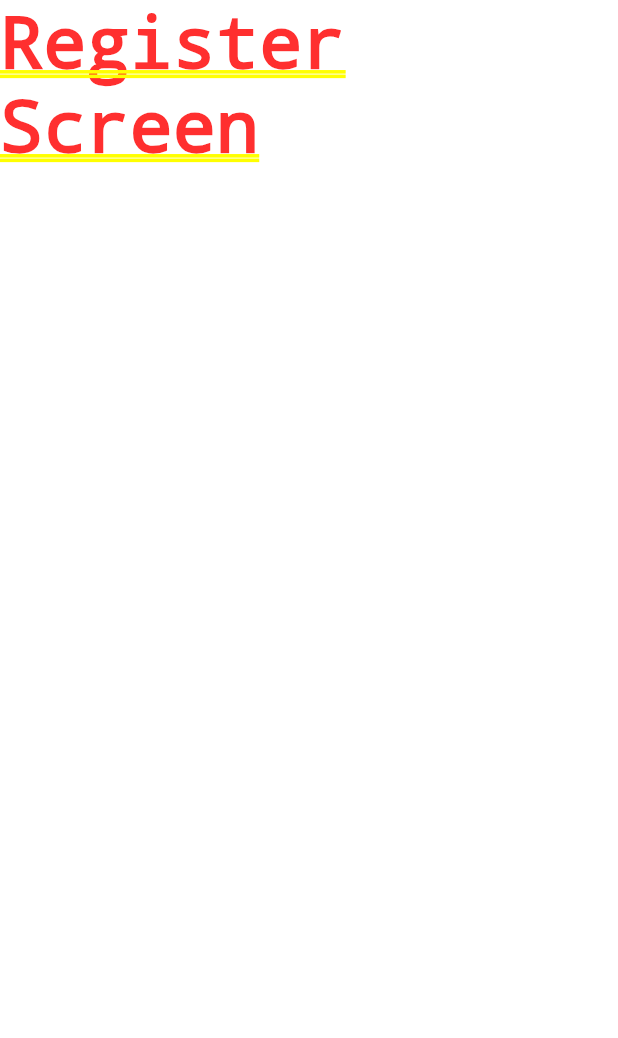
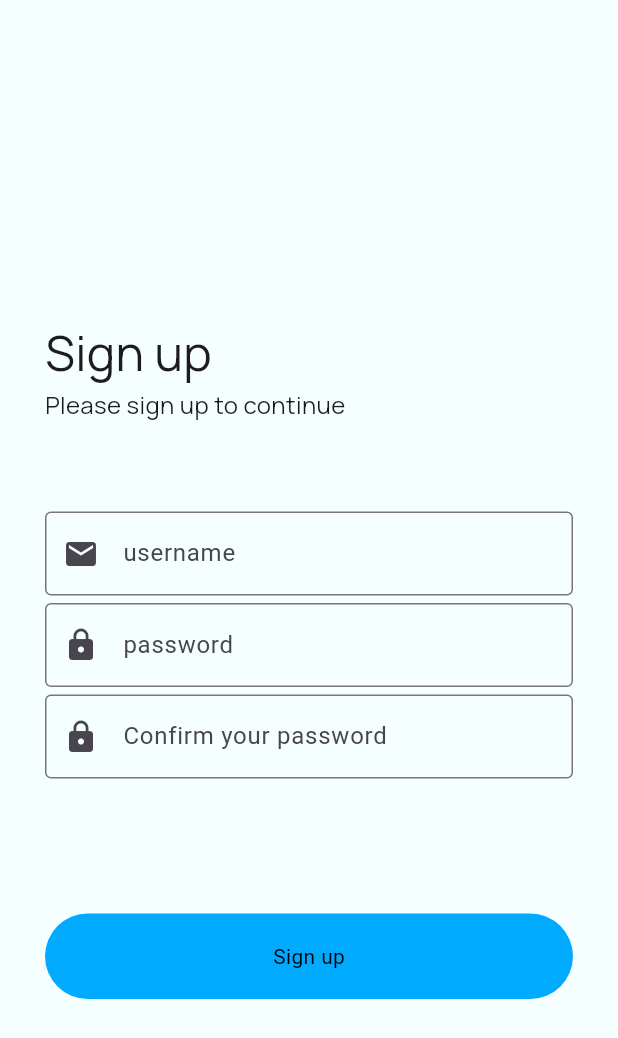
Before and after one commit to TushigBro/glucose-monitoring, a Flutter app: the screen it shows after launch, after a tap on "Sign Up", on a phone screen of 412 x 824 dp. Shown: the top 1038 px of the screen. Run offline on Flutter 3.47's test engine with Material 3 defaults, Android fonts, the phone set to English and light mode, and no system bars; Roboto replaces fonts that are missing (Manrope.Regular.ttf).

Commit message:
register page finalize

```diff
--- a/lib/auth/login_screen.dart
+++ b/lib/auth/login_screen.dart
@@ -20,20 +20,18 @@ class _LoginScreenState extends State<LoginScreen> {
             const SizedBox(height: 182),
             const Text(
               'Log in',
-              style: TextStyle(
-                fontSize: 32,
-              ),
+              style: TextStyle(fontSize: 32),
             ),
             const Text(
               'Please log in to continue',
-              style: TextStyle(
-                fontSize: 16,
-              ),
+              style:
+                  TextStyle(fontSize: 16, fontFamily: 'Manrope-ExtraLight.ttf'),
             ),
             const SizedBox(height: 60),
             TextField(
               decoration: InputDecoration(
                 prefixIcon: Icon(Icons.mail),
+                hintText: 'username',
                 border: OutlineInputBorder(),
               ),
             ),
@@ -41,9 +39,9 @@ class _LoginScreenState extends State<LoginScreen> {
             TextField(
               obscureText: true,
               decoration: InputDecoration(
-                prefixIcon: Icon(Icons.lock),
-                border: OutlineInputBorder(),
-              ),
+                  prefixIcon: Icon(Icons.lock),
+                  hintText: 'password',
+                  border: OutlineInputBorder()),
             ),
             const SizedBox(height: 100),
             InkWell(
--- a/lib/auth/register_screen.dart
+++ b/lib/auth/register_screen.dart
@@ -10,6 +10,67 @@ class RegisterScreen extends StatefulWidget {
 class _RegisterScreenState extends State<RegisterScreen> {
   @override
   Widget build(BuildContext context) {
-    return Text('Register Screen');
+    return Scaffold(
+      body: Padding(
+        padding: const EdgeInsets.all(30.0),
+        child: Column(
+          mainAxisAlignment: MainAxisAlignment.start,
+          crossAxisAlignment: CrossAxisAlignment.start,
+          children: [
+            const SizedBox(height: 182),
+            const Text(
+              'Sign up',
+              style: TextStyle(fontSize: 32, fontFamily: 'Manrope'),
+            ),
+            const Text(
+              'Please sign up to continue',
+              style: TextStyle(fontSize: 16, fontFamily: 'Manrope'),
+            ),
+            const SizedBox(height: 60),
+            TextField(
+              decoration: InputDecoration(
+                prefixIcon: Icon(Icons.mail),
+                hintText: 'username',
+                border: OutlineInputBorder(),
+              ),
+            ),
+            const SizedBox(height: 5),
+            TextField(
+              obscureText: true,
+              decoration: InputDecoration(
+                prefixIcon: Icon(Icons.lock),
+                hintText: 'password',
+                border: OutlineInputBorder(),
+              ),
+            ),
+            const SizedBox(height: 5),
+            TextField(
+              obscureText: true,
+              decoration: InputDecoration(
+                prefixIcon: Icon(Icons.lock),
+                hintText: 'Confirm your password',
+                border: OutlineInputBorder(),
+              ),
+            ),
+            const SizedBox(height: 90),
+            InkWell(
+              child: Container(
+                height: 57,
+                decoration: BoxDecoration(
+                  color: Color(0xff00AAFF),
+                  borderRadius: BorderRadius.circular(30.0),
+                ),
+                child: Center(
+                  child: Text(
+                    'Sign up',
+                    style: TextStyle(color: Colors.black),
+                  ),
+                ),
+              ),
+            ),
+          ],
+        ),
+      ),
+    );
   }
 }
--- a/lib/landing_screen.dart
+++ b/lib/landing_screen.dart
@@ -15,13 +15,13 @@ class _LandingScreenState extends State<LandingScreen> {
   Widget build(BuildContext context) {
     return Scaffold(
       body: Padding(
-        padding: const EdgeInsets.all(16.0),
+        padding: const EdgeInsets.all(25.0),
         child: Center(
           child: Column(
             mainAxisAlignment: MainAxisAlignment.start,
             crossAxisAlignment: CrossAxisAlignment.center,
             children: [
-              const SizedBox(height: 250),
+              const SizedBox(height: 35),
               //Asset-aas zurag unshih
               Image.asset(
                 'assets/images/logo.png',
@@ -30,9 +30,7 @@ class _LandingScreenState extends State<LandingScreen> {
               ),
               const Text(
                 'gGauge',
-                style: TextStyle(
-                  fontSize: 24,
-                ),
+                style: TextStyle(fontSize: 24),
               ),
               const SizedBox(height: 12),
 
@@ -58,9 +56,7 @@ class _LandingScreenState extends State<LandingScreen> {
                   child: const Center(
                     child: Text(
                       'Sign Up',
-                      style: TextStyle(
-                        color: Colors.black,
-                      ),
+                      style: TextStyle(color: Colors.black),
                     ),
                   ),
                 ),
--- a/lib/main.dart
+++ b/lib/main.dart
@@ -18,6 +18,7 @@ class MyApp extends StatelessWidget {
       title: 'Glucose Monitoring',
       theme: ThemeData(
         scaffoldBackgroundColor: const Color(0xffF5FFFF),
+        fontFamily: 'Manrope.Regular.ttf',
         useMaterial3: true,
       ),
       home: const LandingScreen(),
```
Also changed, not shown: pubspec.yaml (+10 -0 lines), assets/fonts/Manrope-Bold.ttf (added), assets/fonts/Manrope-ExtraBold.ttf (added), assets/fonts/Manrope-ExtraLight.ttf (added), assets/fonts/Manrope-Light.ttf (added), assets/fonts/Manrope-Medium.ttf (added), assets/fonts/Manrope-Regular.ttf (added), assets/fonts/Manrope-SemiBold.ttf (added).
